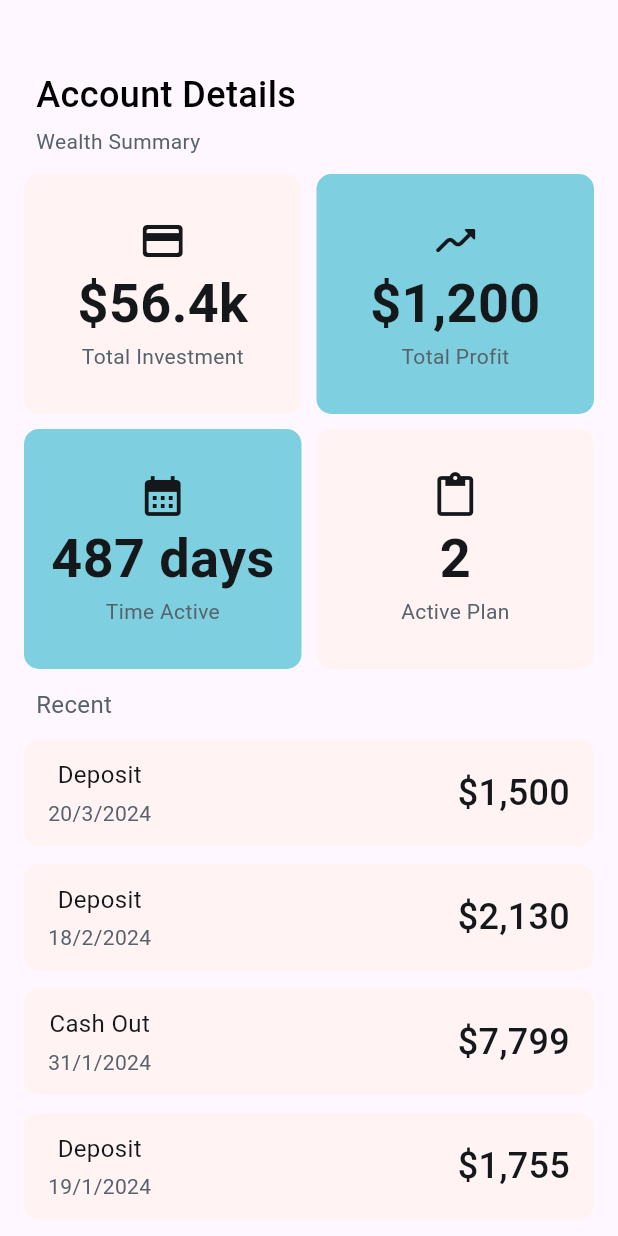
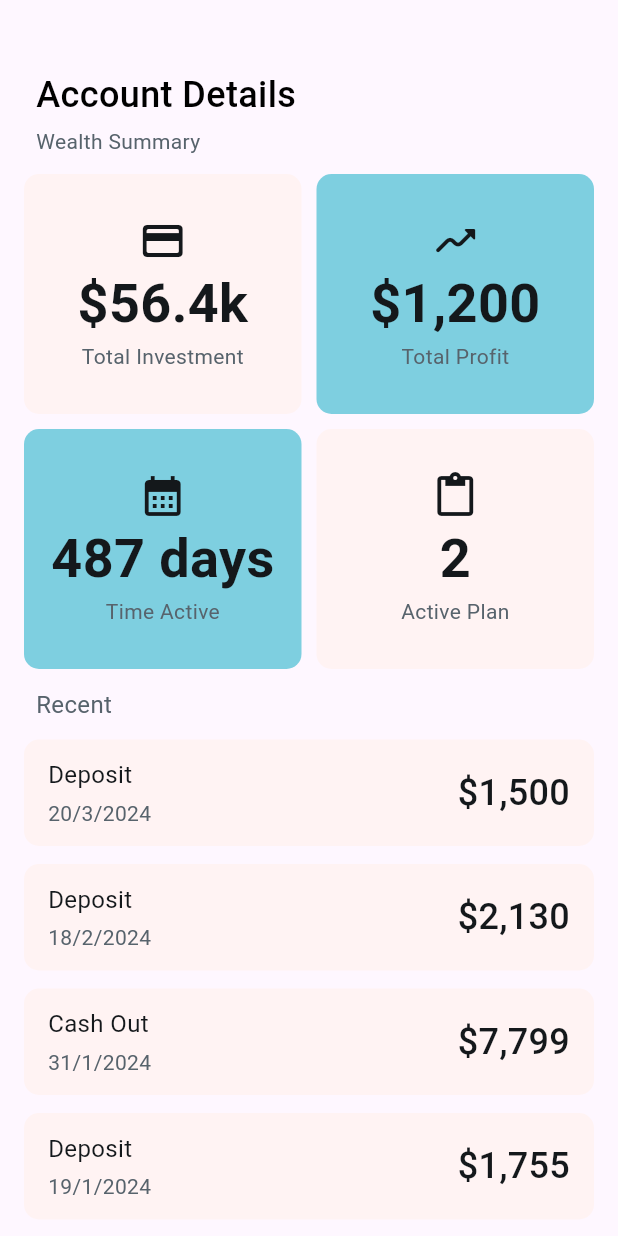
Before and after one commit to junhubdotcom/abovhack, a Flutter app: the AccountSummary screen opened directly, on a phone screen of 412 x 824 dp. Run offline on Flutter 3.47's test engine with Material 3 defaults, Android fonts, the light colour scheme and no system bars; our stand-ins replace camera, permission_handler; missing offline and left inert: google_mlkit_text_recognition, multi_chip_picker.

Commit message:
Minor fix in AccountSummary

```diff
--- a/lib/Account/AccountSummary.dart
+++ b/lib/Account/AccountSummary.dart
@@ -213,6 +213,7 @@ class AccountSummaryState extends State<AccountSummary> {
                         mainAxisAlignment: MainAxisAlignment.spaceBetween,
                         children: [
                           Column(
+                            crossAxisAlignment: CrossAxisAlignment.start,
                             children: [
                               Text(
                                 'Deposit',
@@ -259,6 +260,7 @@ class AccountSummaryState extends State<AccountSummary> {
                         mainAxisAlignment: MainAxisAlignment.spaceBetween,
                         children: [
                           Column(
+                            crossAxisAlignment: CrossAxisAlignment.start,
                             children: [
                               Text(
                                 'Deposit',
@@ -305,6 +307,7 @@ class AccountSummaryState extends State<AccountSummary> {
                         mainAxisAlignment: MainAxisAlignment.spaceBetween,
                         children: [
                           Column(
+                            crossAxisAlignment: CrossAxisAlignment.start,
                             children: [
                               Text(
                                 'Cash Out',
@@ -351,6 +354,7 @@ class AccountSummaryState extends State<AccountSummary> {
                         mainAxisAlignment: MainAxisAlignment.spaceBetween,
                         children: [
                           Column(
+                            crossAxisAlignment: CrossAxisAlignment.start,
                             children: [
                               Text(
                                 'Deposit',
```
